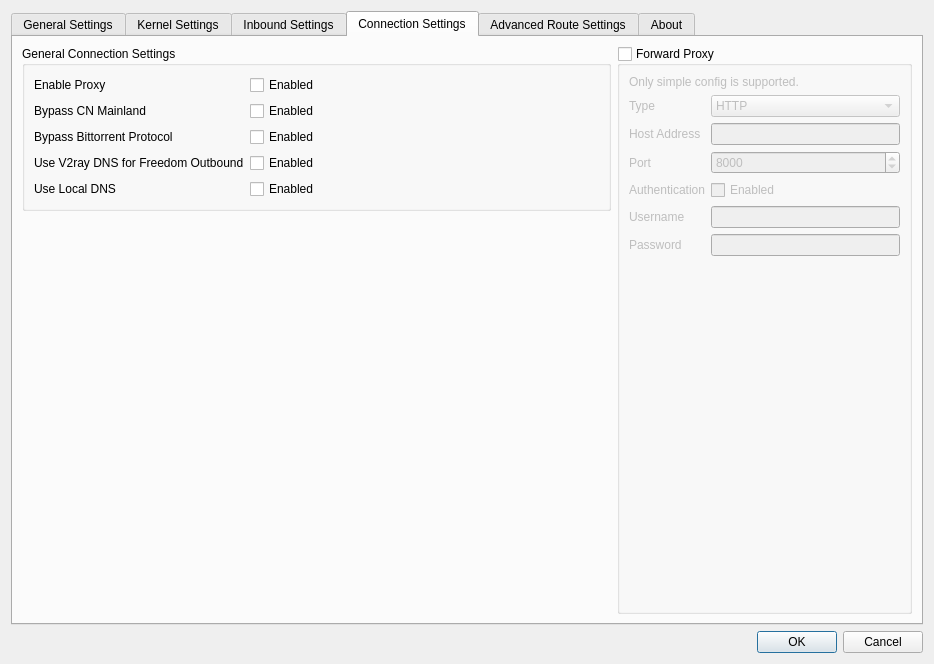
Before: the Qt Designer form src/ui/windows/w_PreferencesWindow.ui in Qv2ray/Qv2ray, drawn with Qt 5.
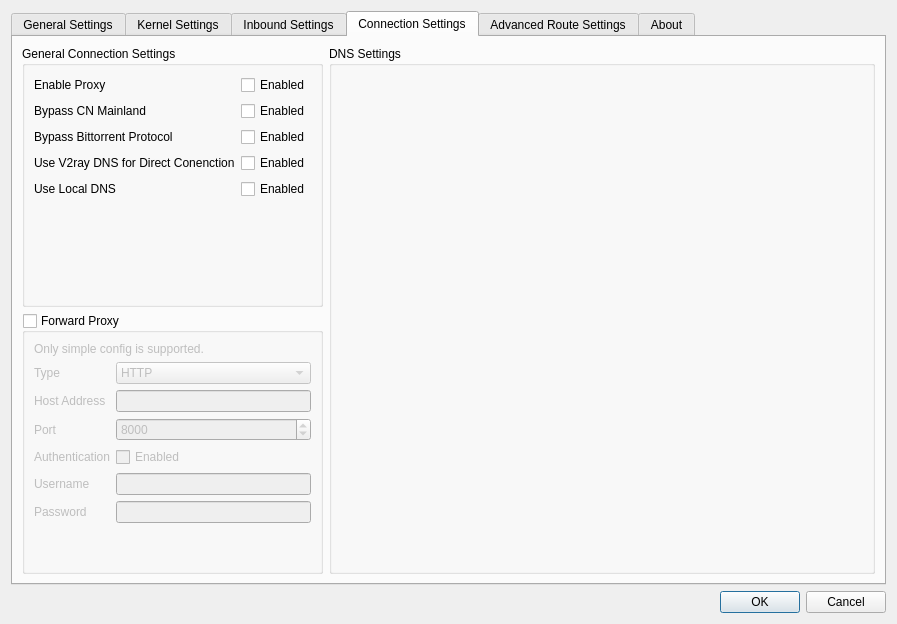
After: the same form once the commit is applied. The open tabs and pages were chosen to show the change. Icons and pictures are not drawn.

Patch:
```diff
--- a/src/ui/windows/w_PreferencesWindow.ui
+++ b/src/ui/windows/w_PreferencesWindow.ui
@@ -9,8 +9,8 @@
    <rect>
     <x>0</x>
     <y>0</y>
-    <width>934</width>
-    <height>664</height>
+    <width>897</width>
+    <height>624</height>
    </rect>
   </property>
   <property name="windowTitle">
@@ -1425,10 +1425,8 @@
       <attribute name="title">
        <string>Connection Settings</string>
       </attribute>
-      <layout class="QGridLayout" name="gridLayout" rowstretch="0,1" columnstretch="2,1" columnminimumwidth="0,1">
+      <layout class="QGridLayout" name="gridLayout" columnstretch="0,1">
        <item row="0" column="0">
-        <layout class="QVBoxLayout" name="verticalLayout_10">
-         <item>
           <widget class="QGroupBox" name="groupBox">
            <property name="title">
             <string>General Connection Settings</string>
@@ -1488,7 +1486,7 @@
             <item row="3" column="0">
              <widget class="QLabel" name="label_75">
               <property name="text">
-               <string>Use V2ray DNS for Freedom Outbound</string>
+             <string>Use V2ray DNS for Direct Conenction</string>
               </property>
               <property name="textFormat">
                <enum>Qt::PlainText</enum>
@@ -1522,11 +1520,19 @@
            </layout>
           </widget>
          </item>
-        </layout>
-       </item>
        <item row="0" column="1" rowspan="2">
-        <layout class="QVBoxLayout" name="verticalLayout_7">
-         <item>
+        <widget class="QGroupBox" name="dnsSettingsGB">
+         <property name="title">
+          <string>DNS Settings</string>
+         </property>
+         <layout class="QGridLayout" name="gridLayout_2">
+          <item row="0" column="0">
+           <layout class="QGridLayout" name="dnsSettingsLayout"/>
+          </item>
+         </layout>
+        </widget>
+       </item>
+       <item row="1" column="0">
           <widget class="QGroupBox" name="fpGroupBox">
            <property name="title">
             <string>Forward Proxy</string>
@@ -1655,11 +1661,6 @@
           </widget>
          </item>
         </layout>
-       </item>
-       <item row="1" column="0">
-        <layout class="QGridLayout" name="dnsSettingsLayout"/>
-       </item>
-      </layout>
      </widget>
      <widget class="QWidget" name="tab">
       <attribute name="title">
```
Left out of the diff: 24 changed lines with no effect on the pictures. Lines whose indentation alone changed are shown as unchanged.
